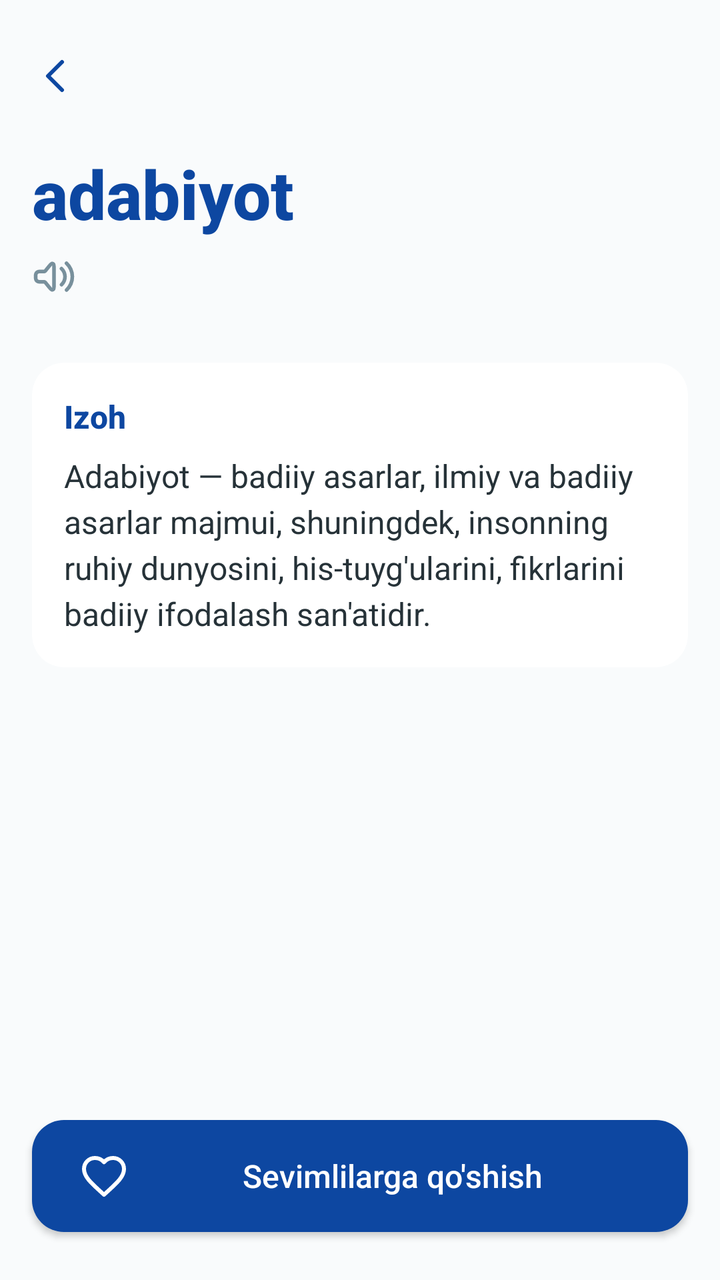
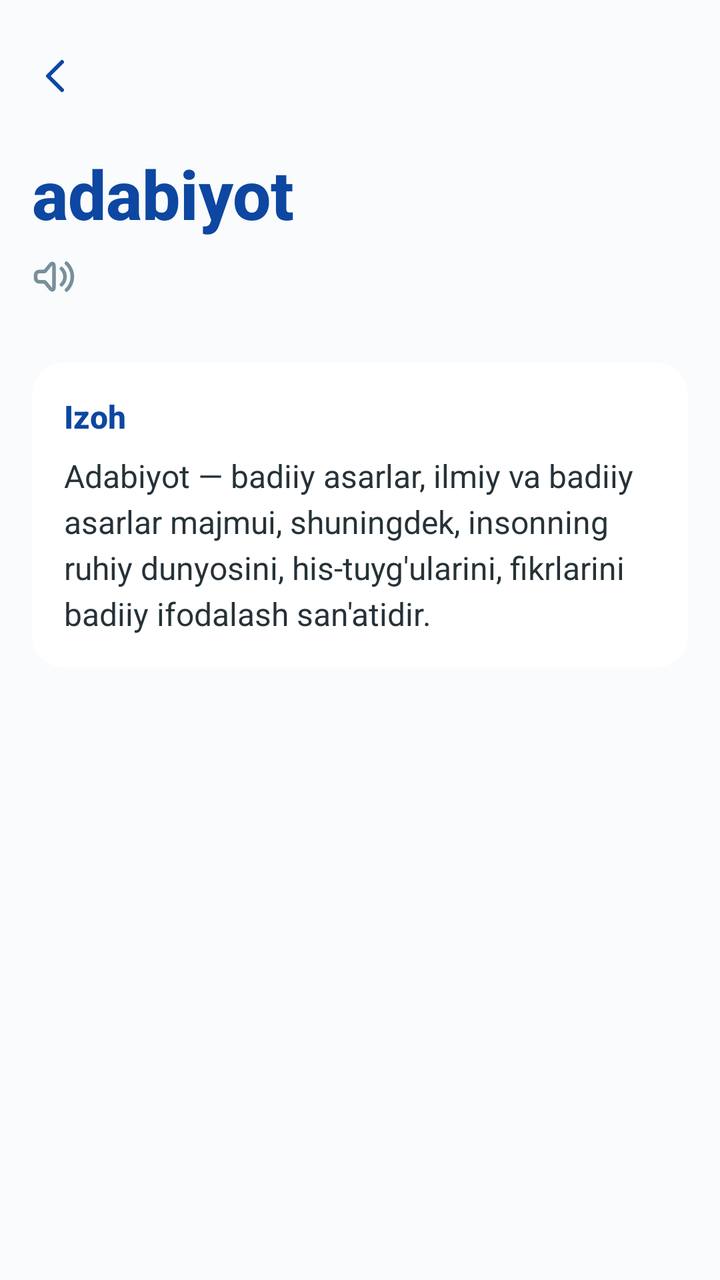

Before-and-after screenshots of an Android layout around one commit, followed by the original layout XML and the change that was made.
<!-- AndroidManifest.xml: application theme Theme.OzbekTiliningIzohliUgati -->
<!-- res/layout/fragment_dictionary_info.xml -->
<?xml version="1.0" encoding="utf-8"?>
<androidx.constraintlayout.widget.ConstraintLayout xmlns:android="http://schemas.android.com/apk/res/android"
    xmlns:app="http://schemas.android.com/apk/res-auto"
    xmlns:tools="http://schemas.android.com/tools"
    android:layout_width="match_parent"
    android:layout_height="match_parent"
    android:background="#F9FBFC"
    android:paddingTop="10dp"
    tools:context=".presentation.DictionaryInfoFragment">

    <ImageView
        android:id="@+id/btn_back"
        android:layout_width="24dp"
        android:layout_height="24dp"
        android:layout_marginStart="16dp"
        android:layout_marginTop="16dp"
        android:background="?attr/selectableItemBackgroundBorderless"
        android:rotation="180"
        android:src="@drawable/right"
        app:layout_constraintStart_toStartOf="parent"
        app:layout_constraintTop_toTopOf="parent"
        app:tint="#0D47A1" />


    <TextView
        android:id="@+id/tv_word"
        android:layout_width="0dp"
        android:layout_height="wrap_content"
        android:layout_marginStart="16dp"
        android:layout_marginTop="24dp"
        android:fontFamily="sans-serif-medium"
        android:text="adabiyot"
        android:textColor="#0D47A1"
        android:textSize="34sp"
        android:textStyle="bold"
        app:layout_constraintStart_toStartOf="parent"
        app:layout_constraintTop_toBottomOf="@id/btn_back" />

    <ImageView
        android:id="@+id/img_transcription_icon"
        android:layout_width="22dp"
        android:layout_height="22dp"
        android:layout_marginTop="8dp"
        android:background="?attr/selectableItemBackgroundBorderless"
        android:src="@drawable/speaker"
        app:layout_constraintStart_toStartOf="@id/tv_word"
        app:layout_constraintTop_toBottomOf="@id/tv_word"
        app:tint="#78909C" />

    <TextView
        android:id="@+id/tv_transcription"
        android:layout_width="wrap_content"
        android:layout_height="wrap_content"
        android:layout_marginStart="8dp"
        android:fontFamily="sans-serif"
        android:textColor="#78909C"
        android:textSize="16sp"
        app:layout_constraintBottom_toBottomOf="@id/img_transcription_icon"
        app:layout_constraintStart_toEndOf="@id/img_transcription_icon"
        app:layout_constraintTop_toTopOf="@id/img_transcription_icon" />

    <androidx.core.widget.NestedScrollView
        android:layout_width="match_parent"
        android:layout_height="0dp"
        android:layout_marginTop="16dp"
        android:clipToPadding="false"
        android:paddingBottom="100dp"
        app:layout_constraintBottom_toBottomOf="parent"
        app:layout_constraintTop_toBottomOf="@id/img_transcription_icon">

        <LinearLayout
            android:layout_width="match_parent"
            android:layout_height="wrap_content"
            android:orientation="vertical"
            android:padding="16dp">

            
            <androidx.cardview.widget.CardView
                android:layout_width="match_parent"
                android:layout_height="wrap_content"
                app:cardBackgroundColor="@color/white"
                app:cardCornerRadius="16dp"
                app:cardElevation="0dp">

                <LinearLayout
                    android:layout_width="match_parent"
                    android:layout_height="wrap_content"
                    android:orientation="vertical"
                    android:padding="16dp">

                    <TextView
                        android:layout_width="wrap_content"
                        android:layout_height="wrap_content"
                        android:fontFamily="sans-serif-medium"
                        android:text="Izoh"
                        android:textColor="#0D47A1"
                        android:textSize="16sp"
                        android:textStyle="bold" />

                    <TextView
                        android:id="@+id/tv_description"
                        android:layout_width="wrap_content"
                        android:layout_height="wrap_content"
                        android:layout_marginTop="8dp"
                        android:fontFamily="sans-serif"
                        android:lineSpacingExtra="4dp"
                        android:text="Adabiyot — badiiy asarlar, ilmiy va badiiy asarlar majmui, shuningdek, insonning ruhiy dunyosini, his-tuyg'ularini, fikrlarini badiiy ifodalash san'atidir."
                        android:textColor="#263238"
                        android:textSize="16sp" />
                </LinearLayout>
            </androidx.cardview.widget.CardView>

        </LinearLayout>
    </androidx.core.widget.NestedScrollView>

    <androidx.appcompat.widget.AppCompatButton
        android:id="@+id/btn_add_to_favorite"
        android:layout_width="0dp"
        android:layout_height="56dp"
        android:layout_marginStart="16dp"
        android:layout_marginEnd="16dp"
        android:layout_marginBottom="24dp"
        android:background="@drawable/bg_button_blue"
        android:drawableStart="@drawable/ic_heart_outline_white"
        android:drawablePadding="8dp"
        android:fontFamily="sans-serif-medium"
        android:gravity="center"
        android:paddingStart="24dp"
        android:paddingEnd="24dp"
        android:text="Sevimlilarga qo'shish"
        android:textAllCaps="false"
        android:textColor="@color/white"
        android:textSize="16sp"
        app:layout_constraintBottom_toBottomOf="parent"
        app:layout_constraintEnd_toEndOf="parent"
        app:layout_constraintStart_toStartOf="parent" />

</androidx.constraintlayout.widget.ConstraintLayout>
<!-- resources referenced by this layout -->
<resources>
  <color name="white">#FFFFFFFF</color>
  <!-- drawable bg_button_blue (drawable) -->
  <?xml version="1.0" encoding="utf-8"?>
  <shape xmlns:android="http://schemas.android.com/apk/res/android"
      android:shape="rectangle">
      <corners android:radius="16dp" />
      <solid android:color="#0D47A1" />
  </shape>
  <!-- drawable ic_heart_outline_white (drawable) -->
  <vector xmlns:android="http://schemas.android.com/apk/res/android"
      android:width="24dp"
      android:height="24dp"
      android:viewportWidth="24"
      android:viewportHeight="24">
      <path
          android:strokeColor="#FFFFFF"
          android:strokeWidth="2"
          android:pathData="M12,21.35l-1.45,-1.32C5.4,15.36 2,12.28 2,8.5 2,5.42 4.42,3 7.5,3c1.74,0 3.41,0.81 4.5,2.09C13.09,3.81 14.76,3 16.5,3 19.58,3 22,5.42 22,8.5c0,3.78 -3.4,6.86 -8.55,11.54L12,21.35z"
          android:strokeLineJoin="round"
          android:strokeLineCap="round"/>
  </vector>
  <!-- drawable right (drawable) -->
  <vector xmlns:android="http://schemas.android.com/apk/res/android"
      android:width="24dp"
      android:height="24dp"
      android:viewportWidth="24"
      android:viewportHeight="24">
    <path
        android:pathData="M9,5L16,12L9,19"
        android:strokeLineJoin="round"
        android:strokeWidth="2"
        android:fillColor="#00000000"
        android:strokeColor="#000000"
        android:strokeLineCap="round"/>
  </vector>
  <!-- drawable speaker (drawable) -->
  <vector xmlns:android="http://schemas.android.com/apk/res/android"
      android:width="32dp"
      android:height="32dp"
      android:viewportWidth="24"
      android:viewportHeight="24">
    <path
        android:pathData="M18.82,4.687C19.819,5.618 20.617,6.745 21.164,7.997C21.711,9.248 21.995,10.599 22,11.965C22.005,13.331 21.729,14.684 21.191,15.939C20.653,17.195 19.864,18.327 18.871,19.266M16.092,7.612C16.691,8.171 17.17,8.847 17.498,9.598C17.826,10.349 17.997,11.16 18,11.979C18.003,12.799 17.838,13.61 17.515,14.364C17.192,15.117 16.718,15.796 16.122,16.36M7.48,15.407L9.156,17.48C10.029,18.561 10.465,19.101 10.848,19.16C11.179,19.211 11.514,19.093 11.739,18.845C12,18.559 12,17.864 12,16.474V7.526C12,6.136 12,5.442 11.739,5.155C11.514,4.908 11.179,4.789 10.848,4.84C10.465,4.899 10.029,5.439 9.156,6.52L7.48,8.593C7.304,8.812 7.216,8.921 7.107,8.999C7.01,9.069 6.901,9.121 6.787,9.152C6.657,9.188 6.517,9.188 6.236,9.188H4.813C4.056,9.188 3.678,9.188 3.373,9.288C2.771,9.487 2.3,9.959 2.101,10.56C2,10.866 2,11.244 2,12C2,12.756 2,13.134 2.101,13.44C2.3,14.041 2.771,14.513 3.373,14.712C3.678,14.813 4.056,14.813 4.813,14.813H6.236C6.517,14.813 6.657,14.813 6.787,14.848C6.901,14.88 7.01,14.931 7.107,15.001C7.216,15.079 7.304,15.189 7.48,15.407Z"
        android:strokeLineJoin="round"
        android:strokeWidth="2"
        android:fillColor="#00000000"
        android:strokeColor="#000000"
        android:strokeLineCap="round"/>
  </vector>
  <style name="Theme.OzbekTiliningIzohliUgati" parent="Base.Theme.OzbekTiliningIzohliUgati" />
  <style name="Base.Theme.OzbekTiliningIzohliUgati" parent="Theme.Material3.DayNight.NoActionBar">
          <item name="bottomNavigationStyle">@style/Widget.App.BottomNavigationView</item>
      </style>
  <style name="Widget.App.BottomNavigationView" parent="Widget.Design.BottomNavigationView">
          <item name="itemBackground">@android:color/transparent</item>
      </style>
</resources>

<!-- the commit's change to res/layout/fragment_dictionary_info.xml (unified diff, before → after) -->
@@ -113,26 +113,26 @@
         </LinearLayout>
     </androidx.core.widget.NestedScrollView>
 
-    <androidx.appcompat.widget.AppCompatButton
-        android:id="@+id/btn_add_to_favorite"
-        android:layout_width="0dp"
-        android:layout_height="56dp"
-        android:layout_marginStart="16dp"
-        android:layout_marginEnd="16dp"
-        android:layout_marginBottom="24dp"
-        android:background="@drawable/bg_button_blue"
-        android:drawableStart="@drawable/ic_heart_outline_white"
-        android:drawablePadding="8dp"
-        android:fontFamily="sans-serif-medium"
-        android:gravity="center"
-        android:paddingStart="24dp"
-        android:paddingEnd="24dp"
-        android:text="Sevimlilarga qo'shish"
-        android:textAllCaps="false"
-        android:textColor="@color/white"
-        android:textSize="16sp"
-        app:layout_constraintBottom_toBottomOf="parent"
-        app:layout_constraintEnd_toEndOf="parent"
-        app:layout_constraintStart_toStartOf="parent" />
+
+
+
+
+
+
+
+
+
+
+
+
+
+
+
+
+
+
+
+
+
 
 </androidx.constraintlayout.widget.ConstraintLayout>
<!-- resource entries referenced after the edit -->
@@ -1,26 +1,6 @@
 <!-- resources referenced by this layout -->
 <resources>
   <color name="white">#FFFFFFFF</color>
-  <!-- drawable bg_button_blue (drawable) -->
-  <?xml version="1.0" encoding="utf-8"?>
-  <shape xmlns:android="http://schemas.android.com/apk/res/android"
-      android:shape="rectangle">
-      <corners android:radius="16dp" />
-      <solid android:color="#0D47A1" />
-  </shape>
-  <!-- drawable ic_heart_outline_white (drawable) -->
-  <vector xmlns:android="http://schemas.android.com/apk/res/android"
-      android:width="24dp"
-      android:height="24dp"
-      android:viewportWidth="24"
-      android:viewportHeight="24">
-      <path
-          android:strokeColor="#FFFFFF"
-          android:strokeWidth="2"
-          android:pathData="M12,21.35l-1.45,-1.32C5.4,15.36 2,12.28 2,8.5 2,5.42 4.42,3 7.5,3c1.74,0 3.41,0.81 4.5,2.09C13.09,3.81 14.76,3 16.5,3 19.58,3 22,5.42 22,8.5c0,3.78 -3.4,6.86 -8.55,11.54L12,21.35z"
-          android:strokeLineJoin="round"
-          android:strokeLineCap="round"/>
-  </vector>
   <!-- drawable right (drawable) -->
   <vector xmlns:android="http://schemas.android.com/apk/res/android"
       android:width="24dp"
